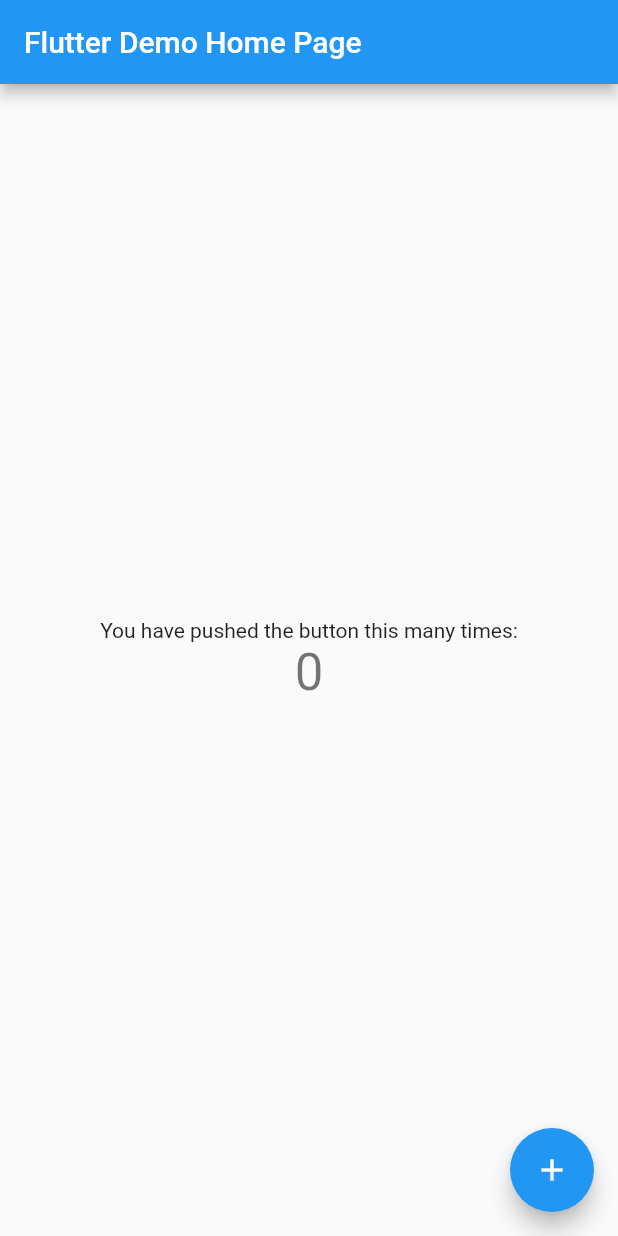
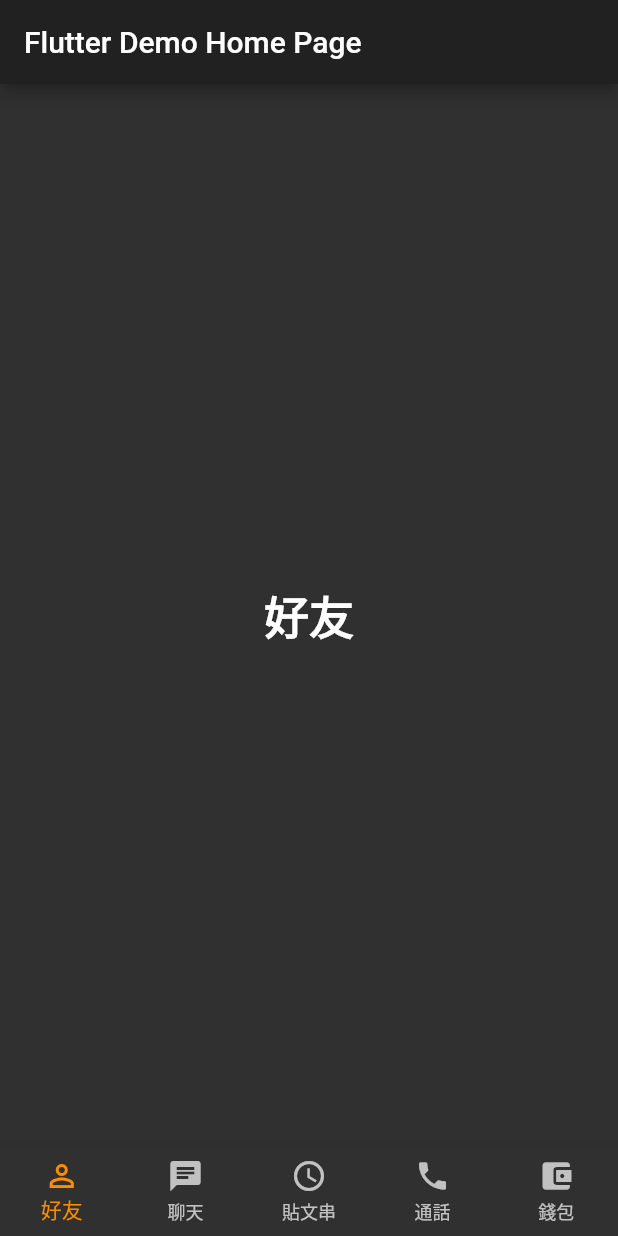
Before and after one commit to onesebun/my_app, a Flutter app: the screen it shows after launch, on a phone screen of 412 x 824 dp. Run offline on Flutter 3.47's test engine with Material 2 defaults, Android fonts, the phone set to English and light mode, and no system bars.

Commit message:
add layout

```diff
--- a/lib/main.dart
+++ b/lib/main.dart
@@ -1,111 +1,18 @@
 import 'package:flutter/material.dart';
+import 'package:my_app/screens/home_screen.dart';
 
 void main() => runApp(MyApp());
 
 class MyApp extends StatelessWidget {
-  // This widget is the root of your application.
   @override
   Widget build(BuildContext context) {
     return MaterialApp(
       title: 'Flutter Demo',
       theme: ThemeData(
-        // This is the theme of your application.
-        //
-        // Try running your application with "flutter run". You'll see the
-        // application has a blue toolbar. Then, without quitting the app, try
-        // changing the primarySwatch below to Colors.green and then invoke
-        // "hot reload" (press "r" in the console where you ran "flutter run",
-        // or simply save your changes to "hot reload" in a Flutter IDE).
-        // Notice that the counter didn't reset back to zero; the application
-        // is not restarted.
+        brightness: Brightness.dark,
         primarySwatch: Colors.blue,
       ),
       home: MyHomePage(title: 'Flutter Demo Home Page'),
     );
   }
 }
-
-class MyHomePage extends StatefulWidget {
-  MyHomePage({Key key, this.title}) : super(key: key);
-
-  // This widget is the home page of your application. It is stateful, meaning
-  // that it has a State object (defined below) that contains fields that affect
-  // how it looks.
-
-  // This class is the configuration for the state. It holds the values (in this
-  // case the title) provided by the parent (in this case the App widget) and
-  // used by the build method of the State. Fields in a Widget subclass are
-  // always marked "final".
-
-  final String title;
-
-  @override
-  _MyHomePageState createState() => _MyHomePageState();
-}
-
-class _MyHomePageState extends State<MyHomePage> {
-  int _counter = 0;
-
-  void _incrementCounter() {
-    setState(() {
-      // This call to setState tells the Flutter framework that something has
-      // changed in this State, which causes it to rerun the build method below
-      // so that the display can reflect the updated values. If we changed
-      // _counter without calling setState(), then the build method would not be
-      // called again, and so nothing would appear to happen.
-      _counter++;
-    });
-  }
-
-  @override
-  Widget build(BuildContext context) {
-    // This method is rerun every time setState is called, for instance as done
-    // by the _incrementCounter method above.
-    //
-    // The Flutter framework has been optimized to make rerunning build methods
-    // fast, so that you can just rebuild anything that needs updating rather
-    // than having to individually change instances of widgets.
-    return Scaffold(
-      appBar: AppBar(
-        // Here we take the value from the MyHomePage object that was created by
-        // the App.build method, and use it to set our appbar title.
-        title: Text(widget.title),
-      ),
-      body: Center(
-        // Center is a layout widget. It takes a single child and positions it
-        // in the middle of the parent.
-        child: Column(
-          // Column is also layout widget. It takes a list of children and
-          // arranges them vertically. By default, it sizes itself to fit its
-          // children horizontally, and tries to be as tall as its parent.
-          //
-          // Invoke "debug painting" (press "p" in the console, choose the
-          // "Toggle Debug Paint" action from the Flutter Inspector in Android
-          // Studio, or the "Toggle Debug Paint" command in Visual Studio Code)
-          // to see the wireframe for each widget.
-          //
-          // Column has various properties to control how it sizes itself and
-          // how it positions its children. Here we use mainAxisAlignment to
-          // center the children vertically; the main axis here is the vertical
-          // axis because Columns are vertical (the cross axis would be
-          // horizontal).
-          mainAxisAlignment: MainAxisAlignment.center,
-          children: <Widget>[
-            Text(
-              'You have pushed the button this many times:',
-            ),
-            Text(
-              '$_counter',
-              style: Theme.of(context).textTheme.display1,
-            ),
-          ],
-        ),
-      ),
-      floatingActionButton: FloatingActionButton(
-        onPressed: _incrementCounter,
-        tooltip: 'Increment',
-        child: Icon(Icons.add),
-      ), // This trailing comma makes auto-formatting nicer for build methods.
-    );
-  }
-}
--- /dev/null
+++ b/lib/screens/home_screen.dart
@@ -0,0 +1,84 @@
+import 'package:flutter/material.dart';
+
+class MyHomePage extends StatefulWidget {
+  MyHomePage({Key key, this.title}) : super(key: key);
+
+  final String title;
+
+  @override
+  _MyHomePageState createState() => _MyHomePageState();
+}
+
+class _MyHomePageState extends State<MyHomePage> {
+  int _selectedIndex = 0;
+  static const TextStyle optionStyle =
+      TextStyle(fontSize: 30, fontWeight: FontWeight.bold);
+  static const List<Widget> _widgetOptions = <Widget>[
+    Text(
+      '好友',
+      style: optionStyle,
+    ),
+    Text(
+      '聊天',
+      style: optionStyle,
+    ),
+    Text(
+      '貼文串',
+      style: optionStyle,
+    ),
+    Text(
+      '通話',
+      style: optionStyle,
+    ),
+    Text(
+      '錢包',
+      style: optionStyle,
+    ),
+  ];
+
+  void _onItemTapped(int index) {
+    setState(() {
+      _selectedIndex = index;
+    });
+  }
+
+  @override
+  Widget build(BuildContext context) {
+    return Scaffold(
+      appBar: AppBar(
+        title: Text(widget.title),
+      ),
+      body: Center(
+        child: _widgetOptions.elementAt(_selectedIndex),
+      ),
+      bottomNavigationBar: BottomNavigationBar(
+        type: BottomNavigationBarType.fixed,
+        items: const <BottomNavigationBarItem>[
+          BottomNavigationBarItem(
+            icon: Icon(Icons.perm_identity),
+            title: Text('好友'),
+          ),
+          BottomNavigationBarItem(
+            icon: Icon(Icons.chat),
+            title: Text('聊天'),
+          ),
+          BottomNavigationBarItem(
+            icon: Icon(Icons.schedule),
+            title: Text('貼文串'),
+          ),
+          BottomNavigationBarItem(
+            icon: Icon(Icons.phone),
+            title: Text('通話'),
+          ),
+          BottomNavigationBarItem(
+            icon: Icon(Icons.account_balance_wallet),
+            title: Text('錢包'),
+          ),
+        ],
+        currentIndex: _selectedIndex,
+        selectedItemColor: Colors.amber[800],
+        onTap: _onItemTapped,
+      ),
+    );
+  }
+}
```
Also changed, not shown: 1 other file.
